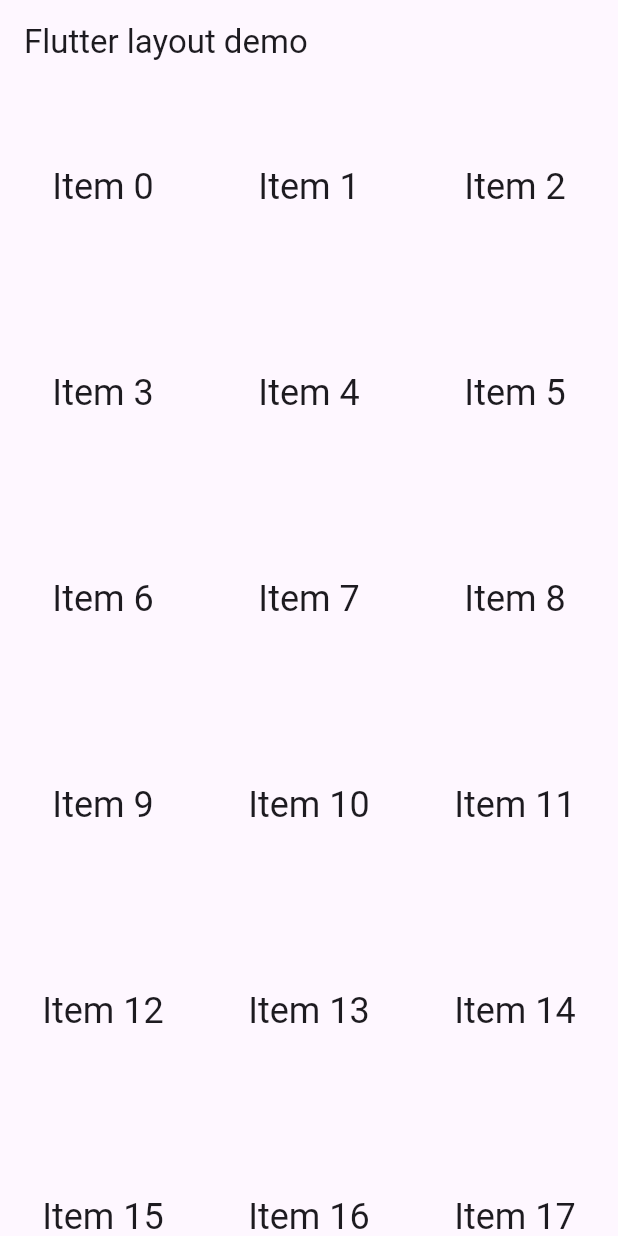
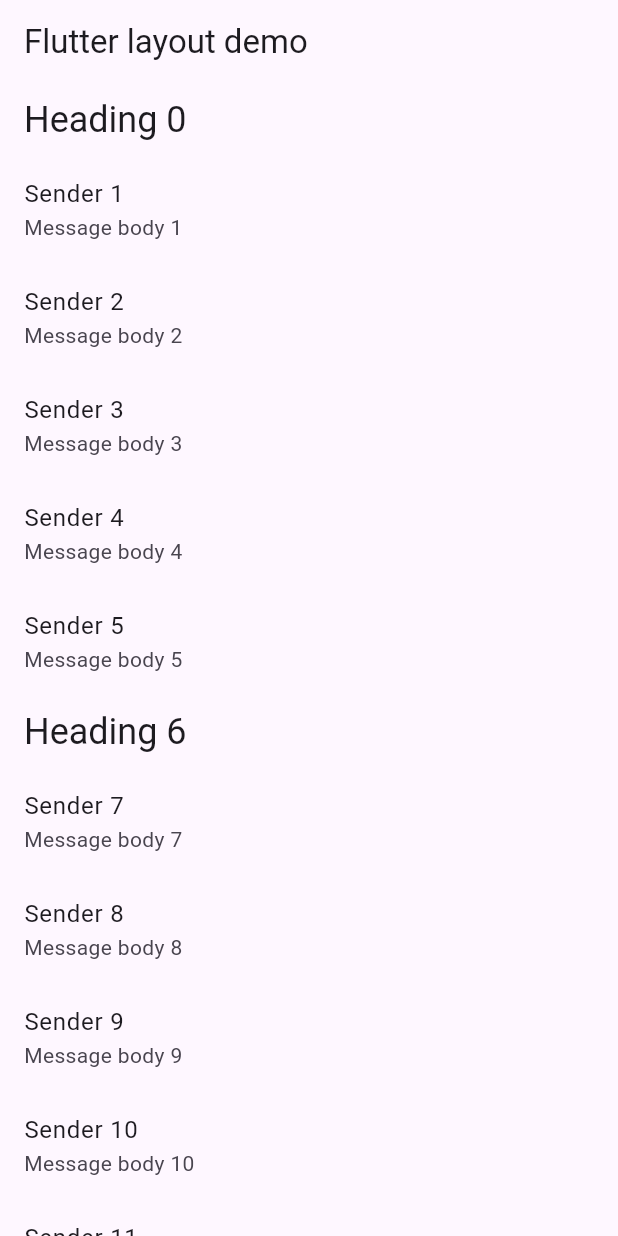
Before and after one commit to flutter-development-rboriba/list_girds_tests, a Flutter app: the screen it shows after launch, on a phone screen of 412 x 824 dp. Run offline on Flutter 3.47's test engine with Material 3 defaults, Android fonts, the phone set to English and light mode, and no system bars.

Commit message:
Create lists with different types of items

```diff
--- a/lib/main.dart
+++ b/lib/main.dart
@@ -18,20 +18,65 @@
             title: const Text(appTitle),
           ),
           // #docregion add-widget
-          body: GridView.count(
-            // Create a grid with 2 columns. If you change the scrollDirection
-            // to horizontal, this produces 2 rows.
-            crossAxisCount: 3,
-            // Generate 100 widgets that display their index in the List.
-            children: List.generate(50, (index) {
-              return Center(
-                child: Text(
-                  'Item ${index}',
-                  style: Theme.of(context).textTheme.headlineSmall,
-                ),
+          body: ListView.builder(
+            itemCount: items.length,
+            itemBuilder: (context, index) {
+              final item = items[index];
+
+              return ListTile(
+                title: item.buildTitle(context),
+                subtitle: item.buildSubtitle(context),
               );
-            }),
+            },
           )),
     );
   }
 }
+
+/// The base class for the different types of items the list can contain.
+abstract class ListItem {
+  /// The title line to show in a list item.
+  Widget buildTitle(BuildContext context);
+
+  /// The subtitle line, if any, to show in a list item.
+  Widget buildSubtitle(BuildContext context);
+}
+
+/// A ListItem that contains data to display a heading.
+class HeadingItem implements ListItem {
+  final String heading;
+
+  HeadingItem(this.heading);
+
+  @override
+  Widget buildTitle(BuildContext context) {
+    return Text(
+      heading,
+      style: Theme.of(context).textTheme.headlineSmall,
+    );
+  }
+
+  @override
+  Widget buildSubtitle(BuildContext context) => const SizedBox.shrink();
+}
+
+/// A ListItem that contains data to display a message.
+class MessageItem implements ListItem {
+  final String sender;
+  final String body;
+
+  MessageItem(this.sender, this.body);
+
+  @override
+  Widget buildTitle(BuildContext context) => Text(sender);
+
+  @override
+  Widget buildSubtitle(BuildContext context) => Text(body);
+}
+
+final items = List<ListItem>.generate(
+  1000,
+  (i) => i % 6 == 0
+      ? HeadingItem('Heading $i')
+      : MessageItem('Sender $i', 'Message body $i'),
+);
```
